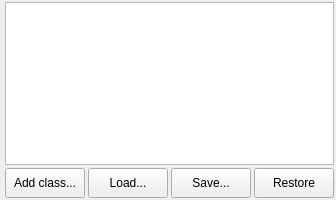
Old version of the form LDMP/gui/WidgetLCClassManage.ui in the repository ConservationInternational/trends.earth.
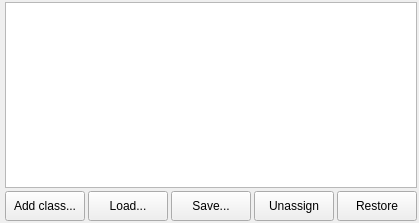
New version of the form.

Commit message: Add child mapping in custom class definition

Diff of the .ui file:
```diff
--- a/LDMP/gui/WidgetLCClassManage.ui
+++ b/LDMP/gui/WidgetLCClassManage.ui
@@ -7,7 +7,7 @@
     <x>0</x>
     <y>0</y>
     <width>327</width>
-    <height>200</height>
+    <height>223</height>
    </rect>
   </property>
   <property name="windowTitle">
@@ -92,6 +92,22 @@
        </property>
       </widget>
      </item>
+     <item>
+      <widget class="QPushButton" name="btn_unassign">
+       <property name="minimumSize">
+        <size>
+         <width>0</width>
+         <height>30</height>
+        </size>
+       </property>
+       <property name="toolTip">
+        <string>Unassign child classes for all custom classes</string>
+       </property>
+       <property name="text">
+        <string>Unassign</string>
+       </property>
+      </widget>
+     </item>
      <item>
       <widget class="QPushButton" name="btn_restore">
        <property name="minimumSize">
```
The commit also changes 4 other files.
